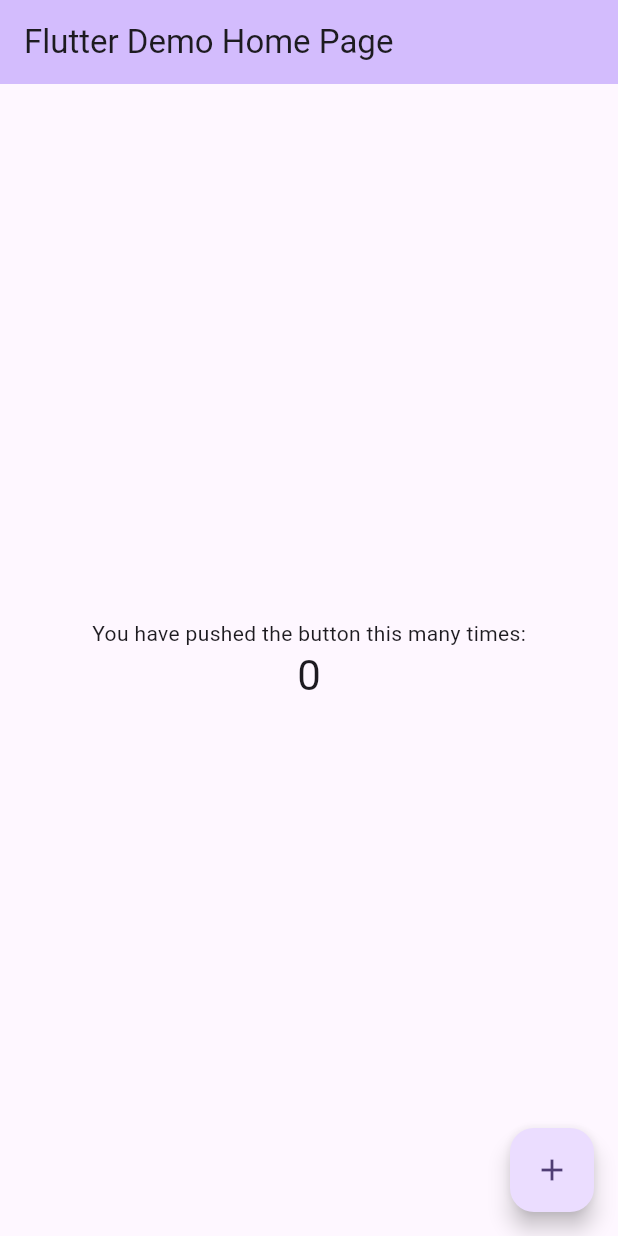
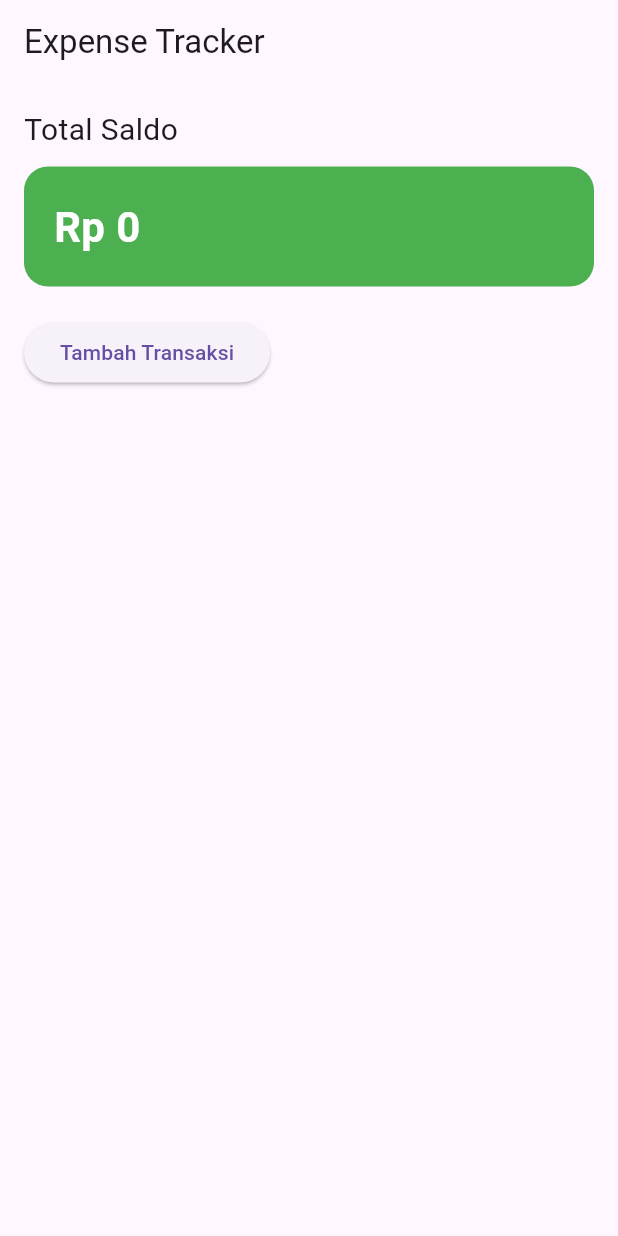
Before and after one commit to Surya766-wnt/expense-tracker-flutter, a Flutter app: the screen it shows after launch, on a phone screen of 412 x 824 dp. Run offline on Flutter 3.47's test engine with Material 3 defaults, Android fonts, the phone set to English and light mode, and no system bars.

Commit message:
menambahkan dashboard flutter

```diff
--- a/lib/main.dart
+++ b/lib/main.dart
@@ -1,4 +1,5 @@
 import 'package:flutter/material.dart';
+import 'screens/dashboard_screen.dart';
 
 void main() {
   runApp(const MyApp());
@@ -7,116 +8,13 @@ void main() {
 class MyApp extends StatelessWidget {
   const MyApp({super.key});
 
-  // This widget is the root of your application.
   @override
   Widget build(BuildContext context) {
     return MaterialApp(
-      title: 'Flutter Demo',
-      theme: ThemeData(
-        // This is the theme of your application.
-        //
-        // TRY THIS: Try running your application with "flutter run". You'll see
-        // the application has a purple toolbar. Then, without quitting the app,
-        // try changing the seedColor in the colorScheme below to Colors.green
-        // and then invoke "hot reload" (save your changes or press the "hot
-        // reload" button in a Flutter-supported IDE, or press "r" if you used
-        // the command line to start the app).
-        //
-        // Notice that the counter didn't reset back to zero; the application
-        // state is not lost during the reload. To reset the state, use hot
-        // restart instead.
-        //
-        // This works for code too, not just values: Most code changes can be
-        // tested with just a hot reload.
-        colorScheme: .fromSeed(seedColor: Colors.deepPurple),
-      ),
-      home: const MyHomePage(title: 'Flutter Demo Home Page'),
+
+      debugShowCheckedModeBanner: false,
+
+      home: DashboardScreen(),
     );
   }
 }
-
-class MyHomePage extends StatefulWidget {
-  const MyHomePage({super.key, required this.title});
-
-  // This widget is the home page of your application. It is stateful, meaning
-  // that it has a State object (defined below) that contains fields that affect
-  // how it looks.
-
-  // This class is the configuration for the state. It holds the values (in this
-  // case the title) provided by the parent (in this case the App widget) and
-  // used by the build method of the State. Fields in a Widget subclass are
-  // always marked "final".
-
-  final String title;
-
-  @override
-  State<MyHomePage> createState() => _MyHomePageState();
-}
-
-class _MyHomePageState extends State<MyHomePage> {
-  int _counter = 0;
-
-  void _incrementCounter() {
-    setState(() {
-      // This call to setState tells the Flutter framework that something has
-      // changed in this State, which causes it to rerun the build method below
-      // so that the display can reflect the updated values. If we changed
-      // _counter without calling setState(), then the build method would not be
-      // called again, and so nothing would appear to happen.
-      _counter++;
-    });
-  }
-
-  @override
-  Widget build(BuildContext context) {
-    // This method is rerun every time setState is called, for instance as done
-    // by the _incrementCounter method above.
-    //
-    // The Flutter framework has been optimized to make rerunning build methods
-    // fast, so that you can just rebuild anything that needs updating rather
-    // than having to individually change instances of widgets.
-    return Scaffold(
-      appBar: AppBar(
-        // TRY THIS: Try changing the color here to a specific color (to
-        // Colors.amber, perhaps?) and trigger a hot reload to see the AppBar
-        // change color while the other colors stay the same.
-        backgroundColor: Theme.of(context).colorScheme.inversePrimary,
-        // Here we take the value from the MyHomePage object that was created by
-        // the App.build method, and use it to set our appbar title.
-        title: Text(widget.title),
-      ),
-      body: Center(
-        // Center is a layout widget. It takes a single child and positions it
-        // in the middle of the parent.
-        child: Column(
-          // Column is also a layout widget. It takes a list of children and
-          // arranges them vertically. By default, it sizes itself to fit its
-          // children horizontally, and tries to be as tall as its parent.
-          //
-          // Column has various properties to control how it sizes itself and
-          // how it positions its children. Here we use mainAxisAlignment to
-          // center the children vertically; the main axis here is the vertical
-          // axis because Columns are vertical (the cross axis would be
-          // horizontal).
-          //
-          // TRY THIS: Invoke "debug painting" (choose the "Toggle Debug Paint"
-          // action in the IDE, or press "p" in the console), to see the
-          // wireframe for each widget.
-          mainAxisAlignment: .center,
-          children: [
-            const Text('You have pushed the button this many times:'),
-            Text(
-              '$_counter',
-              style: Theme.of(context).textTheme.headlineMedium,
-            ),
-          ],
-        ),
-      ),
-      floatingActionButton: FloatingActionButton(
-        onPressed: _incrementCounter,
-        tooltip: 'Increment',
-        child: const Icon(Icons.add),
-      ),
-    );
-  }
-}
--- /dev/null
+++ b/lib/screens/dashboard_screen.dart
@@ -0,0 +1,65 @@
+import 'package:flutter/material.dart';
+
+class DashboardScreen extends StatelessWidget {
+  const DashboardScreen({super.key});
+
+  @override
+  Widget build(BuildContext context) {
+    return Scaffold(
+      appBar: AppBar(
+        title: const Text("Expense Tracker"),
+      ),
+
+      body: Padding(
+        padding: const EdgeInsets.all(16),
+
+        child: Column(
+          crossAxisAlignment: CrossAxisAlignment.start,
+
+          children: [
+
+            const Text(
+              "Total Saldo",
+              style: TextStyle(
+                fontSize: 20,
+              ),
+            ),
+
+            const SizedBox(height: 10),
+
+            Container(
+              width: double.infinity,
+              padding: const EdgeInsets.all(20),
+
+              decoration: BoxDecoration(
+                color: Colors.green,
+                borderRadius: BorderRadius.circular(16),
+              ),
+
+              child: const Text(
+                "Rp 0",
+                style: TextStyle(
+                  color: Colors.white,
+                  fontSize: 28,
+                  fontWeight: FontWeight.bold,
+                ),
+              ),
+            ),
+
+            const SizedBox(height: 20),
+
+            ElevatedButton(
+              onPressed: () {
+
+              },
+
+              child: const Text(
+                "Tambah Transaksi",
+              ),
+            ),
+          ],
+        ),
+      ),
+    );
+  }
+}
```
